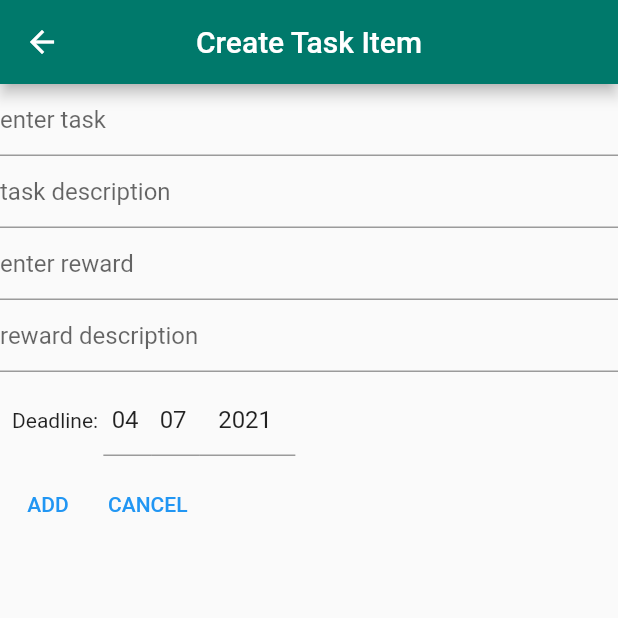
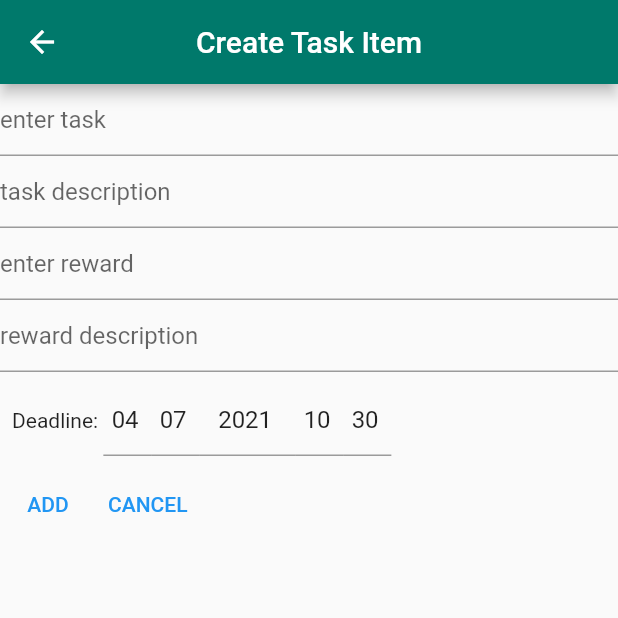
Before and after one commit to ayz122004/carrot, a Flutter app: the CreatePage screen opened directly, on a phone screen of 412 x 824 dp, the top half of it. Run offline on Flutter 3.47's test engine with Material 2 defaults, Android fonts, the phone set to English and light mode, and no system bars; our stand-ins replace fl_chart, fluttertoast.

```diff
--- a/lib/Pages/create_page.dart
+++ b/lib/Pages/create_page.dart
@@ -54,7 +54,9 @@ class CreatePage extends StatelessWidget {
       if (_dt.minute < 10) _minVal = "0$_minVal";
       var _dText = TextEditingController(text: _dVal),
           _mText = TextEditingController(text: _mVal),
-          _yText = TextEditingController(text: _yVal);
+          _yText = TextEditingController(text: _yVal),
+          _hText = TextEditingController(text: _hVal),
+          _minText = TextEditingController(text: _minVal);
       void _update() {
         myData.update();
         String str = "$_yVal-$_mVal-$_dVal $_hVal:$_minVal";
@@ -111,6 +113,37 @@ class CreatePage extends StatelessWidget {
                   decoration: const InputDecoration(hintText: "YYYY"),
                   onFieldSubmitted: (value) {
                     _yVal = _yText.text;
+                    _update();
+                  },
+                ),
+              ),
+              //Hour
+              SizedBox(
+                width: 32,
+                child: TextFormField(
+                  textAlign: TextAlign.center,
+                  controller: _hText,
+                  keyboardType: TextInputType.number,
+                  decoration: const InputDecoration(hintText: "hh"),
+                  onFieldSubmitted: (value) {
+                    _hVal = _hText.text;
+                    if (_hVal.length < 2) _hVal = "0$_hVal";
+                    _update();
+                  },
+                ),
+              ),
+
+              //Minute
+              SizedBox(
+                width: 32,
+                child: TextFormField(
+                  textAlign: TextAlign.center,
+                  controller: _minText,
+                  keyboardType: TextInputType.number,
+                  decoration: const InputDecoration(hintText: "mm"),
+                  onFieldSubmitted: (value) {
+                    _minVal = _minText.text;
+                    if (_minVal.length < 2) _minVal = "0$_minVal";
                     _update();
                   },
                 ),
```
